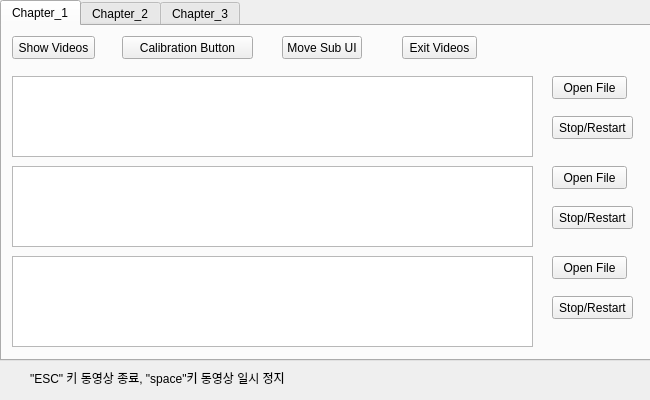
201524495/2021_MultiMedia, file _uiFiles/tapUI.ui: the form before one commit.
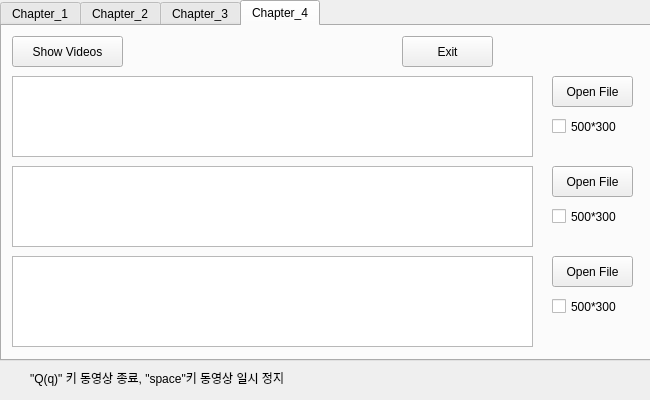
The form after the commit. The open tabs and pages were chosen to show the change.

The edit to the form file:
```diff
--- a/_uiFiles/tapUI.ui
+++ b/_uiFiles/tapUI.ui
@@ -44,26 +44,13 @@
     <attribute name="title">
      <string>Chapter_1</string>
     </attribute>
-    <widget class="QPushButton" name="stop_pushButton_03">
-     <property name="geometry">
-      <rect>
-       <x>550</x>
-       <y>270</y>
-       <width>81</width>
-       <height>23</height>
-      </rect>
-     </property>
-     <property name="text">
-      <string>Stop/Restart</string>
-     </property>
-    </widget>
     <widget class="QPushButton" name="open_pushButton_02">
      <property name="geometry">
       <rect>
        <x>550</x>
        <y>140</y>
-       <width>75</width>
-       <height>23</height>
+       <width>81</width>
+       <height>31</height>
       </rect>
      </property>
      <property name="text">
@@ -75,8 +62,8 @@
       <rect>
        <x>550</x>
        <y>50</y>
-       <width>75</width>
-       <height>23</height>
+       <width>81</width>
+       <height>31</height>
       </rect>
      </property>
      <property name="text">
@@ -98,8 +85,8 @@
       <rect>
        <x>550</x>
        <y>230</y>
-       <width>75</width>
-       <height>23</height>
+       <width>81</width>
+       <height>31</height>
       </rect>
      </property>
      <property name="text">
@@ -126,52 +113,26 @@
       </rect>
      </property>
     </widget>
-    <widget class="QPushButton" name="stop_pushButton_01">
-     <property name="geometry">
-      <rect>
-       <x>550</x>
-       <y>90</y>
-       <width>81</width>
-       <height>23</height>
-      </rect>
-     </property>
-     <property name="text">
-      <string>Stop/Restart</string>
-     </property>
-    </widget>
-    <widget class="QPushButton" name="stop_pushButton_02">
-     <property name="geometry">
-      <rect>
-       <x>550</x>
-       <y>180</y>
-       <width>81</width>
-       <height>23</height>
-      </rect>
-     </property>
-     <property name="text">
-      <string>Stop/Restart</string>
-     </property>
-    </widget>
     <widget class="QPushButton" name="exit_pushButton_00">
      <property name="geometry">
       <rect>
        <x>400</x>
        <y>10</y>
-       <width>75</width>
-       <height>23</height>
+       <width>91</width>
+       <height>31</height>
       </rect>
      </property>
      <property name="text">
-      <string>Exit Videos</string>
+      <string>Exit</string>
      </property>
     </widget>
     <widget class="QPushButton" name="calibration_pushButton_00">
      <property name="geometry">
       <rect>
-       <x>120</x>
+       <x>180</x>
        <y>10</y>
-       <width>131</width>
-       <height>23</height>
+       <width>151</width>
+       <height>31</height>
       </rect>
      </property>
      <property name="text">
@@ -183,25 +144,51 @@
       <rect>
        <x>10</x>
        <y>10</y>
-       <width>83</width>
-       <height>23</height>
+       <width>111</width>
+       <height>31</height>
       </rect>
      </property>
      <property name="text">
       <string>Show Videos</string>
      </property>
     </widget>
-    <widget class="QPushButton" name="move_pushButton_00">
+    <widget class="QCheckBox" name="checkBox_01">
      <property name="geometry">
       <rect>
-       <x>280</x>
-       <y>10</y>
-       <width>80</width>
-       <height>23</height>
+       <x>550</x>
+       <y>90</y>
+       <width>81</width>
+       <height>21</height>
       </rect>
      </property>
      <property name="text">
-      <string>Move Sub UI</string>
+      <string>500*300</string>
+     </property>
+    </widget>
+    <widget class="QCheckBox" name="checkBox_02">
+     <property name="geometry">
+      <rect>
+       <x>550</x>
+       <y>180</y>
+       <width>81</width>
+       <height>21</height>
+      </rect>
+     </property>
+     <property name="text">
+      <string>500*300</string>
+     </property>
+    </widget>
+    <widget class="QCheckBox" name="checkBox_03">
+     <property name="geometry">
+      <rect>
+       <x>550</x>
+       <y>270</y>
+       <width>81</width>
+       <height>21</height>
+      </rect>
+     </property>
+     <property name="text">
+      <string>500*300</string>
      </property>
     </widget>
    </widget>
@@ -521,17 +508,143 @@
       <string>Exit Videos</string>
      </property>
     </widget>
-    <widget class="QPushButton" name="move_pushButton_20">
+   </widget>
+   <widget class="QWidget" name="tab">
+    <attribute name="title">
+     <string>Chapter_4</string>
+    </attribute>
+    <widget class="QCheckBox" name="checkBox_32">
      <property name="geometry">
       <rect>
-       <x>280</x>
+       <x>550</x>
+       <y>180</y>
+       <width>81</width>
+       <height>21</height>
+      </rect>
+     </property>
+     <property name="text">
+      <string>500*300</string>
+     </property>
+    </widget>
+    <widget class="QPushButton" name="open_pushButton_32">
+     <property name="geometry">
+      <rect>
+       <x>550</x>
+       <y>140</y>
+       <width>81</width>
+       <height>31</height>
+      </rect>
+     </property>
+     <property name="text">
+      <string>Open File</string>
+     </property>
+    </widget>
+    <widget class="QCheckBox" name="checkBox_33">
+     <property name="geometry">
+      <rect>
+       <x>550</x>
+       <y>270</y>
+       <width>81</width>
+       <height>21</height>
+      </rect>
+     </property>
+     <property name="text">
+      <string>500*300</string>
+     </property>
+    </widget>
+    <widget class="QPlainTextEdit" name="plainTextEdit_31">
+     <property name="geometry">
+      <rect>
+       <x>10</x>
+       <y>50</y>
+       <width>521</width>
+       <height>81</height>
+      </rect>
+     </property>
+    </widget>
+    <widget class="QCheckBox" name="checkBox_31">
+     <property name="geometry">
+      <rect>
+       <x>550</x>
+       <y>90</y>
+       <width>81</width>
+       <height>21</height>
+      </rect>
+     </property>
+     <property name="text">
+      <string>500*300</string>
+     </property>
+    </widget>
+    <widget class="QPlainTextEdit" name="plainTextEdit_32">
+     <property name="geometry">
+      <rect>
+       <x>10</x>
+       <y>140</y>
+       <width>521</width>
+       <height>81</height>
+      </rect>
+     </property>
+    </widget>
+    <widget class="QPushButton" name="show_pushButton_30">
+     <property name="geometry">
+      <rect>
+       <x>10</x>
        <y>10</y>
-       <width>80</width>
-       <height>23</height>
+       <width>111</width>
+       <height>31</height>
       </rect>
      </property>
      <property name="text">
-      <string>Move Sub UI</string>
+      <string>Show Videos</string>
+     </property>
+    </widget>
+    <widget class="QPushButton" name="open_pushButton_33">
+     <property name="geometry">
+      <rect>
+       <x>550</x>
+       <y>230</y>
+       <width>81</width>
+       <height>31</height>
+      </rect>
+     </property>
+     <property name="text">
+      <string>Open File</string>
+     </property>
+    </widget>
+    <widget class="QPushButton" name="open_pushButton_31">
+     <property name="geometry">
+      <rect>
+       <x>550</x>
+       <y>50</y>
+       <width>81</width>
+       <height>31</height>
+      </rect>
+     </property>
+     <property name="text">
+      <string>Open File</string>
+     </property>
+    </widget>
+    <widget class="QPlainTextEdit" name="plainTextEdit_33">
+     <property name="geometry">
+      <rect>
+       <x>10</x>
+       <y>230</y>
+       <width>521</width>
+       <height>91</height>
+      </rect>
+     </property>
+    </widget>
+    <widget class="QPushButton" name="exit_pushButton_30">
+     <property name="geometry">
+      <rect>
+       <x>400</x>
+       <y>10</y>
+       <width>91</width>
+       <height>31</height>
+      </rect>
+     </property>
+     <property name="text">
+      <string>Exit</string>
      </property>
     </widget>
    </widget>
@@ -546,7 +659,7 @@
     </rect>
    </property>
    <property name="text">
-    <string>&quot;ESC&quot; 키 동영상 종료, &quot;space&quot;키 동영상 일시 정지</string>
+    <string>&quot;Q(q)&quot; 키 동영상 종료, &quot;space&quot;키 동영상 일시 정지</string>
    </property>
   </widget>
  </widget>
```
Left out of the diff: 241 changed lines with no effect on the pictures.
